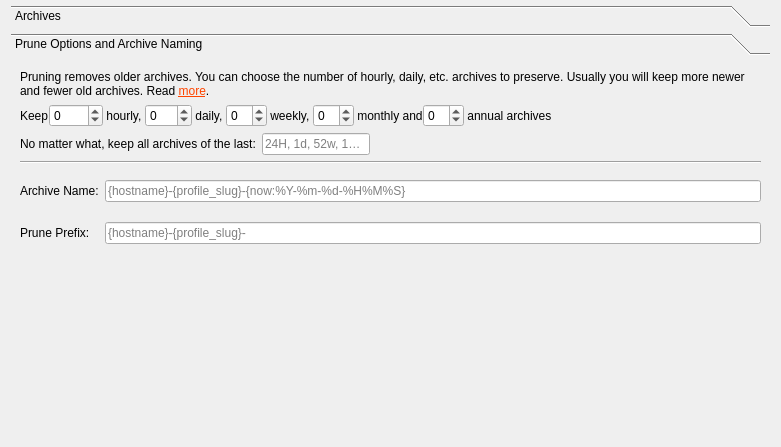
Qt form src/vorta/assets/UI/archivetab.ui (borgbase/vorta) before a commit.
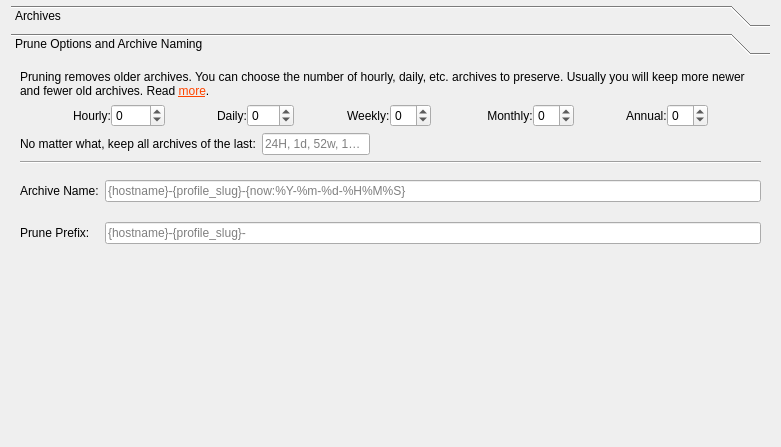
The same form after that commit. The open tabs and pages were chosen to show the change.

Commit message:
Fix entry being embedded in label text.
Sentences should not be constructed from text in several controls.
Sentences that run from one control to another will often not make sense when translated into other languages.

* src/vorta/assets/UI/archivetab.ui
* src/vorta/assets/UI/scheduletab.ui

```diff
--- a/src/vorta/assets/UI/archivetab.ui
+++ b/src/vorta/assets/UI/archivetab.ui
@@ -194,8 +194,8 @@
        <rect>
         <x>0</x>
         <y>0</y>
-        <width>541</width>
-        <height>299</height>
+        <width>769</width>
+        <height>378</height>
        </rect>
       </property>
       <attribute name="label">
@@ -224,9 +224,22 @@
           <number>0</number>
          </property>
          <item>
-          <widget class="QLabel" name="label_12">
+          <spacer name="horizontalSpacer_8">
+           <property name="orientation">
+            <enum>Qt::Horizontal</enum>
+           </property>
+           <property name="sizeHint" stdset="0">
+            <size>
+             <width>40</width>
+             <height>20</height>
+            </size>
+           </property>
+          </spacer>
+         </item>
+         <item>
+          <widget class="QLabel" name="label_6">
            <property name="text">
-            <string>Keep</string>
+            <string>Hourly:</string>
            </property>
           </widget>
          </item>
@@ -244,9 +257,22 @@
           </widget>
          </item>
          <item>
-          <widget class="QLabel" name="label_6">
+          <spacer name="horizontalSpacer_2">
+           <property name="orientation">
+            <enum>Qt::Horizontal</enum>
+           </property>
+           <property name="sizeHint" stdset="0">
+            <size>
+             <width>40</width>
+             <height>20</height>
+            </size>
+           </property>
+          </spacer>
+         </item>
+         <item>
+          <widget class="QLabel" name="label_7">
            <property name="text">
-            <string> hourly, </string>
+            <string>Daily:</string>
            </property>
           </widget>
          </item>
@@ -264,57 +290,89 @@
           </widget>
          </item>
          <item>
-          <widget class="QLabel" name="label_7">
-           <property name="text">
-            <string> daily, </string>
+          <spacer name="horizontalSpacer_4">
+           <property name="orientation">
+            <enum>Qt::Horizontal</enum>
            </property>
-          </widget>
-         </item>
-         <item>
-          <widget class="QSpinBox" name="prune_week">
-           <property name="minimum">
-            <number>-1</number>
+           <property name="sizeHint" stdset="0">
+            <size>
+             <width>40</width>
+             <height>20</height>
+            </size>
            </property>
-          </widget>
+          </spacer>
          </item>
          <item>
           <widget class="QLabel" name="label_8">
            <property name="text">
-            <string> weekly, </string>
+            <string>Weekly:</string>
            </property>
           </widget>
          </item>
          <item>
-          <widget class="QSpinBox" name="prune_month">
+          <widget class="QSpinBox" name="prune_week">
            <property name="minimum">
             <number>-1</number>
            </property>
           </widget>
          </item>
+         <item>
+          <spacer name="horizontalSpacer_6">
+           <property name="orientation">
+            <enum>Qt::Horizontal</enum>
+           </property>
+           <property name="sizeHint" stdset="0">
+            <size>
+             <width>40</width>
+             <height>20</height>
+            </size>
+           </property>
+          </spacer>
+         </item>
          <item>
           <widget class="QLabel" name="label_9">
            <property name="text">
-            <string> monthly and</string>
+            <string> Monthly:</string>
            </property>
           </widget>
          </item>
          <item>
-          <widget class="QSpinBox" name="prune_year">
+          <widget class="QSpinBox" name="prune_month">
            <property name="minimum">
             <number>-1</number>
            </property>
           </widget>
          </item>
+         <item>
+          <spacer name="horizontalSpacer_7">
+           <property name="orientation">
+            <enum>Qt::Horizontal</enum>
+           </property>
+           <property name="sizeHint" stdset="0">
+            <size>
+             <width>40</width>
+             <height>20</height>
+            </size>
+           </property>
+          </spacer>
+         </item>
          <item>
           <widget class="QLabel" name="label_10">
            <property name="text">
-            <string> annual archives</string>
+            <string>Annual:</string>
            </property>
            <property name="openExternalLinks">
             <bool>true</bool>
            </property>
           </widget>
          </item>
+         <item>
+          <widget class="QSpinBox" name="prune_year">
+           <property name="minimum">
+            <number>-1</number>
+           </property>
+          </widget>
+         </item>
          <item>
           <spacer name="horizontalSpacer_5">
            <property name="orientation">
```
Left out of the diff: 6 changed lines with no effect on the pictures. The commit also changes 1 other file.
